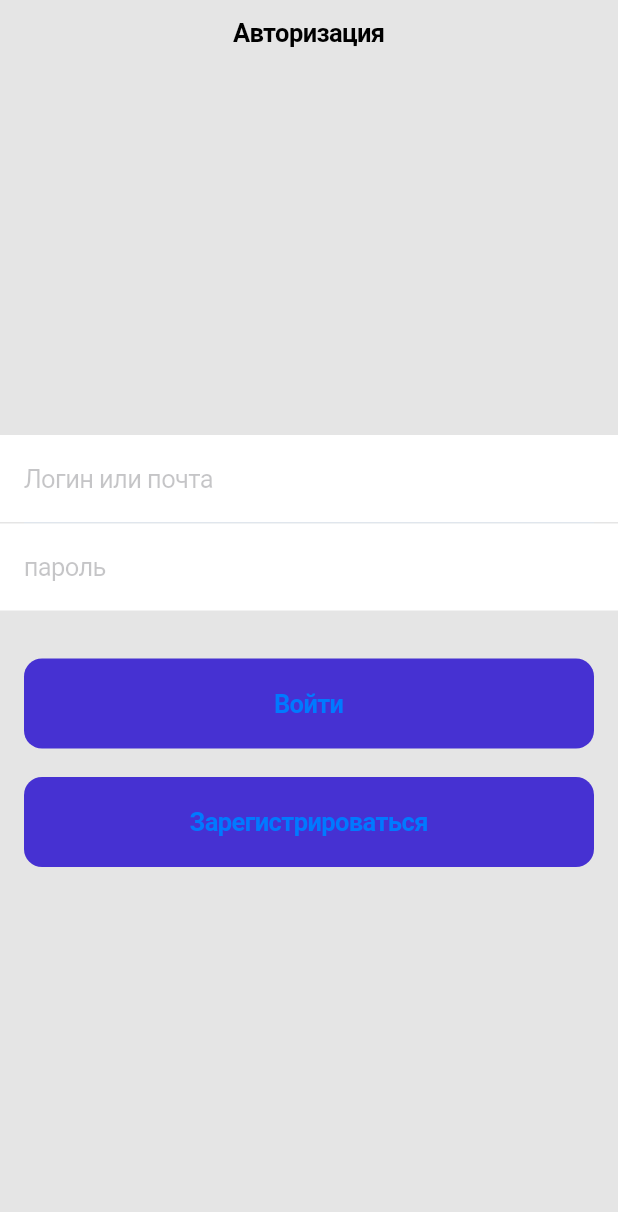
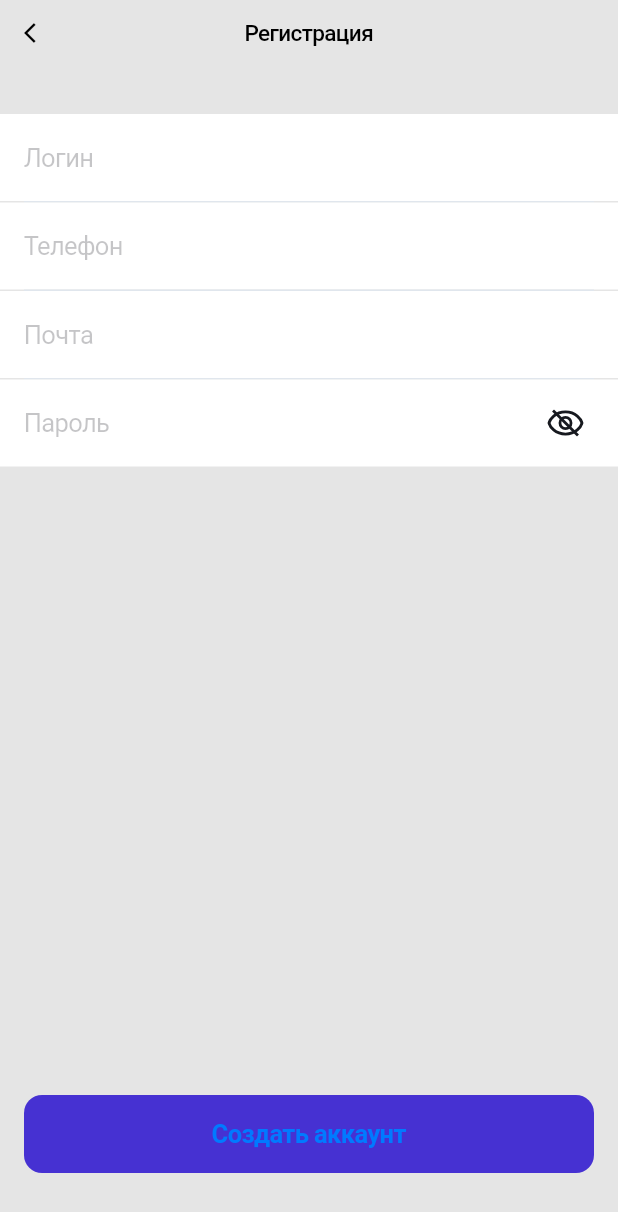
Before and after one commit to Bubble7777/codeunion, a Flutter app: the screen it shows after launch, on a phone screen of 412 x 824 dp. Shown: the top 1212 px of the screen. Run offline on Flutter 3.47's test engine with Material 2 defaults, Android fonts, the phone set to English and light mode, and no system bars; our stand-ins replace flutter_svg.

Commit message:
add registr screen

```diff
--- a/lib/main.dart
+++ b/lib/main.dart
@@ -1,4 +1,5 @@
 import 'package:codeunion/src/screens/auth/auth_screen.dart';
+import 'package:codeunion/src/screens/registr/registr_screen.dart';
 import 'package:flutter/cupertino.dart';
 import 'package:flutter/material.dart';
 
@@ -12,7 +13,8 @@ class MyApp extends StatelessWidget {
   Widget build(BuildContext context) {
     return CupertinoApp(
       debugShowCheckedModeBanner: false,
-      home: AuthScreen(),
+      home: //AuthScreen(),
+          RegistrScreen(),
     );
   }
 }
--- /dev/null
+++ b/lib/src/screens/registr/registr_screen.dart
@@ -0,0 +1,118 @@
+import 'package:flutter/cupertino.dart';
+import 'package:flutter/material.dart';
+import 'package:flutter_svg/flutter_svg.dart';
+
+class RegistrScreen extends StatelessWidget {
+  const RegistrScreen({Key? key}) : super(key: key);
+
+  @override
+  Widget build(BuildContext context) {
+    return CupertinoPageScaffold(
+      backgroundColor: Color(0xFFE5E5E5),
+      navigationBar: CupertinoNavigationBar(
+        backgroundColor: CupertinoColors.white,
+        border: Border(),
+        middle: Text(
+          'Регистрация',
+          style: TextStyle(
+            fontWeight: FontWeight.w500,
+            fontSize: 15.0,
+          ),
+        ),
+        leading: Icon(
+          Icons.arrow_back_ios,
+          color: Color(0xFF000000),
+          size: 16.0,
+        ),
+      ),
+      child: Column(
+        crossAxisAlignment: CrossAxisAlignment.stretch,
+        children: [
+          SizedBox(
+            height: 32.0,
+          ),
+          CupertinoTextField(
+            decoration: BoxDecoration(
+              border: Border(),
+              color: CupertinoColors.white,
+            ),
+            padding: EdgeInsets.symmetric(
+              vertical: 19.0,
+              horizontal: 16.0,
+            ),
+            placeholder: 'Логин',
+          ),
+          Container(
+            height: 1.0,
+            margin: EdgeInsets.symmetric(horizontal: 16.0),
+            color: Color(0xFFE0E6ED),
+          ),
+          CupertinoTextField(
+            decoration: BoxDecoration(
+              color: CupertinoColors.white,
+            ),
+            padding: EdgeInsets.symmetric(
+              vertical: 19.0,
+              horizontal: 16.0,
+            ),
+            placeholder: 'Телефон',
+          ),
+          Container(
+            height: 1.0,
+            color: Color(0xFFE0E6ED),
+            margin: EdgeInsets.symmetric(horizontal: 16.0),
+          ),
+          CupertinoTextField(
+            decoration: BoxDecoration(
+              color: CupertinoColors.white,
+            ),
+            padding: EdgeInsets.symmetric(
+              vertical: 19.0,
+              horizontal: 16.0,
+            ),
+            placeholder: 'Почта',
+          ),
+          Container(
+            height: 1.0,
+            color: Color(0xFFE0E6ED),
+            margin: EdgeInsets.symmetric(horizontal: 16.0),
+          ),
+          CupertinoTextField(
+            suffix: Padding(
+              padding:
+                  const EdgeInsets.symmetric(horizontal: 23.0, vertical: 16.0),
+              child: SvgPicture.asset(
+                'assets/icons/password.svg',
+                height: 19,
+                width: 24,
+              ),
+            ),
+            decoration: BoxDecoration(
+              color: CupertinoColors.white,
+            ),
+            padding: EdgeInsets.symmetric(
+              vertical: 19.0,
+              horizontal: 16.0,
+            ),
+            placeholder: 'Пароль',
+          ),
+          Spacer(),
+          Padding(
+            padding: const EdgeInsets.symmetric(
+              horizontal: 16.0,
+              vertical: 42.0,
+            ),
+            child: CupertinoButton(
+              color: Color(0xFF4631D2),
+              child: Text(
+                'Создать аккаунт',
+                style: TextStyle(fontWeight: FontWeight.w600),
+              ),
+              onPressed: () {},
+            ),
+          ),
+        ],
+      ),
+    );
+  }
+}
```
Also changed, not shown: pubspec.yaml (+4 -4 lines), assets/icons/password.svg (added).
